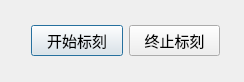
Old version of the form UFO/ui/MarkImplement.ui in the repository cyzzlp/UFO.
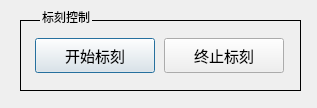
New version of the form.

Commit message: 优化控制

The edit to the form file:
```diff
--- a/UFO/ui/MarkImplement.ui
+++ b/UFO/ui/MarkImplement.ui
@@ -6,45 +6,64 @@
    <rect>
     <x>0</x>
     <y>0</y>
-    <width>244</width>
-    <height>82</height>
+    <width>317</width>
+    <height>108</height>
    </rect>
   </property>
   <property name="windowTitle">
    <string>MarkImplement</string>
   </property>
+  <property name="styleSheet">
+   <string notr="true">QGroupBox {
+    border-width: 1px;
+	border-style: solid;
+	margin-top:10px
+}
+
+QGroupBox::title {
+    subcontrol-origin: margin;
+    left:20px;
+}
+</string>
+  </property>
   <widget class="QGroupBox" name="groupBox">
    <property name="geometry">
     <rect>
      <x>20</x>
      <y>10</y>
-     <width>211</width>
-     <height>61</height>
+     <width>281</width>
+     <height>81</height>
     </rect>
    </property>
-   <property name="minimumSize">
-    <size>
-     <width>211</width>
-     <height>61</height>
-    </size>
-   </property>
-   <property name="maximumSize">
-    <size>
-     <width>211</width>
-     <height>61</height>
-    </size>
-   </property>
    <property name="styleSheet">
     <string notr="true">QGroupBox {
 	border-style: solid;
 }</string>
    </property>
    <property name="title">
-    <string/>
+    <string>标刻控制</string>
    </property>
-   <layout class="QHBoxLayout" name="horizontalLayout">
-    <item>
+   <layout class="QGridLayout" name="gridLayout">
+    <item row="0" column="0">
      <widget class="QPushButton" name="StartMarkStatus">
+      <property name="sizePolicy">
+       <sizepolicy hsizetype="Fixed" vsizetype="Fixed">
+        <horstretch>0</horstretch>
+        <verstretch>0</verstretch>
+       </sizepolicy>
+      </property>
+      <property name="minimumSize">
+       <size>
+        <width>120</width>
+        <height>35</height>
+       </size>
+      </property>
+      <property name="maximumSize">
+       <size>
+        <width>120</width>
+        <height>35</height>
+       </size>
+      </property>
       <property name="font">
        <font>
         <pointsize>11</pointsize>
@@ -55,8 +74,26 @@
       </property>
      </widget>
     </item>
-    <item>
+    <item row="0" column="1">
      <widget class="QPushButton" name="StopMarkStatus">
+      <property name="sizePolicy">
+       <sizepolicy hsizetype="Fixed" vsizetype="Fixed">
+        <horstretch>0</horstretch>
+        <verstretch>0</verstretch>
+       </sizepolicy>
+      </property>
+      <property name="minimumSize">
+       <size>
+        <width>120</width>
+        <height>35</height>
+       </size>
+      </property>
+      <property name="maximumSize">
+       <size>
+        <width>120</width>
+        <height>35</height>
+       </size>
+      </property>
       <property name="font">
        <font>
         <pointsize>11</pointsize>
```
The commit also changes 22 other files.
